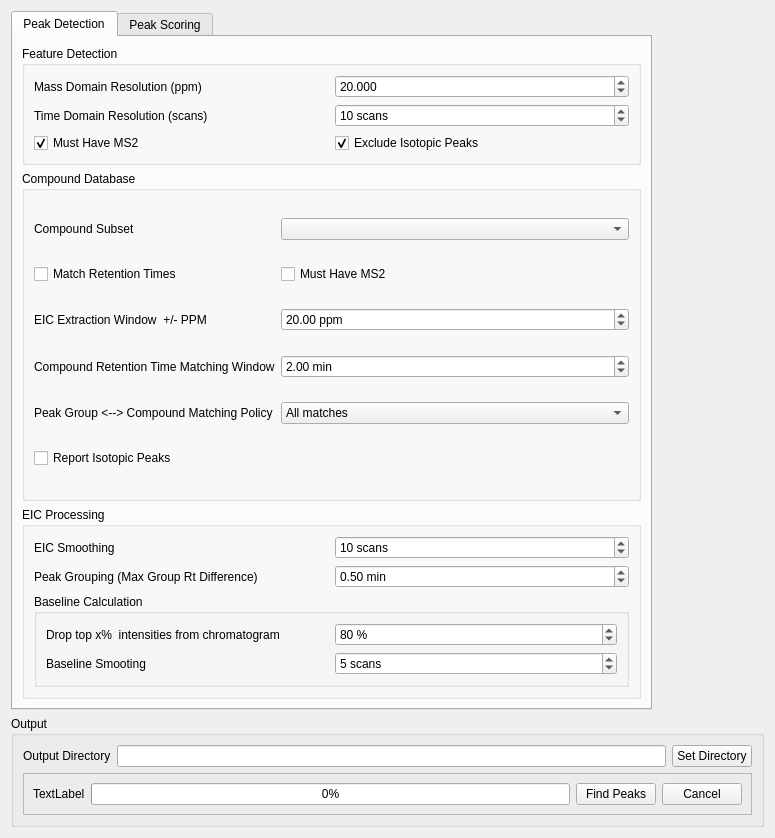
This is src/maven/forms/peakdetectiondialog.ui in eugenemel/maven as Qt 5 draws it before an edit. The edited form follows.
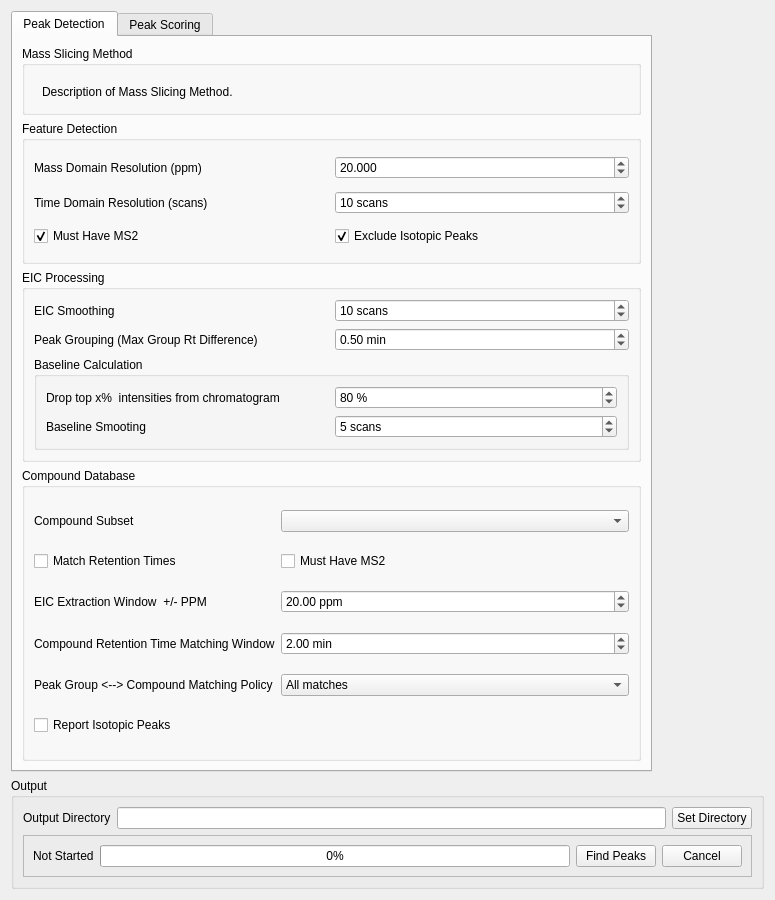
This is the edited form.

Commit message: Issue 161: Adjust layout of peaks and db dialog.

The edit to the form file:
```diff
--- a/src/maven/forms/peakdetectiondialog.ui
+++ b/src/maven/forms/peakdetectiondialog.ui
@@ -7,7 +7,7 @@
     <x>0</x>
     <y>0</y>
     <width>775</width>
-    <height>838</height>
+    <height>900</height>
    </rect>
   </property>
   <property name="sizePolicy">
@@ -30,7 +30,7 @@
        <string>Peak Detection</string>
       </attribute>
       <layout class="QGridLayout" name="gridLayout_10">
-       <item row="0" column="1">
+       <item row="1" column="1" rowspan="2">
         <widget class="QGroupBox" name="featureOptions">
          <property name="enabled">
           <bool>true</bool>
@@ -132,7 +132,7 @@
          </layout>
         </widget>
        </item>
-       <item row="4" column="1">
+       <item row="3" column="1" rowspan="2">
         <widget class="QGroupBox" name="eicOptions">
          <property name="enabled">
           <bool>true</bool>
@@ -248,7 +248,7 @@
          </layout>
         </widget>
        </item>
-       <item row="1" column="1" rowspan="3">
+       <item row="5" column="1" rowspan="4">
         <widget class="QGroupBox" name="dbOptions">
          <property name="title">
           <string>Compound Database</string>
@@ -366,6 +366,29 @@
          </layout>
         </widget>
        </item>
+       <item row="0" column="1">
+        <widget class="QGroupBox" name="grpMassSlicingMethod">
+         <property name="enabled">
+          <bool>true</bool>
+         </property>
+         <property name="title">
+          <string>Mass Slicing Method</string>
+         </property>
+         <widget class="QLabel" name="lblMassSlicingMethod">
+          <property name="geometry">
+           <rect>
+            <x>20</x>
+            <y>30</y>
+            <width>651</width>
+            <height>31</height>
+           </rect>
+          </property>
+          <property name="text">
+           <string>Description of Mass Slicing Method.</string>
+          </property>
+         </widget>
+        </widget>
+       </item>
       </layout>
      </widget>
      <widget class="QWidget" name="tab_2">
@@ -702,7 +725,7 @@
          <item row="2" column="0">
           <widget class="QLabel" name="statusText">
            <property name="text">
-            <string>TextLabel</string>
+            <string>Not Started</string>
            </property>
           </widget>
          </item>
```
Left out of the diff: 228 changed lines with no effect on the pictures.
